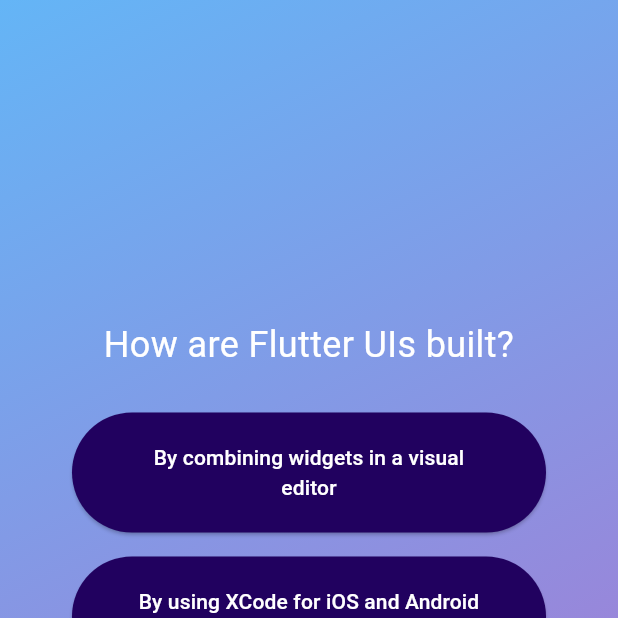
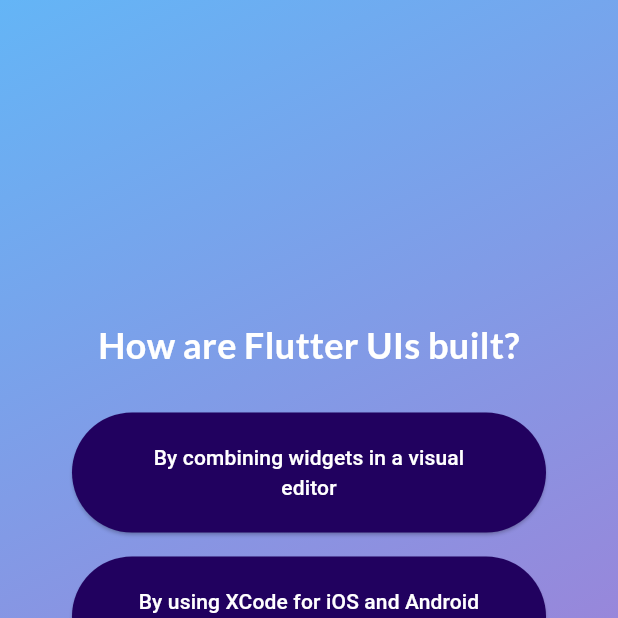
Before and after one commit to Rajiv0345/second_flutter_app, a Flutter app: the screen it shows after launch, after a tap on "Start Quiz", after a tap on "Components", on a phone screen of 412 x 824 dp, the top half of it. Run offline on Flutter 3.47's test engine with Material 3 defaults, Android fonts, the phone set to English and light mode, and no system bars; our stand-ins replace google_fonts.

Commit message:
Day 3 Progress

```diff
--- a/lib/questions_screen.dart
+++ b/lib/questions_screen.dart
@@ -1,9 +1,12 @@
 import 'package:flutter/material.dart';
+import 'package:google_fonts/google_fonts.dart';
 import 'package:second_app/answer_button.dart';
 import 'package:second_app/data/questions.dart';
 
 class QuestionsScreen extends StatefulWidget {
-  const QuestionsScreen({super.key});
+  const QuestionsScreen({super.key , required this.onSelectAnswer});
+
+  final void Function(String answer) onSelectAnswer;
 
   @override
   State<QuestionsScreen> createState() {
@@ -14,7 +17,8 @@ class QuestionsScreen extends StatefulWidget {
 class _QuestionsScreenState extends State<QuestionsScreen> {
   var currentQuestionIndex = 0;
 
-  void answerQuestion() {
+  void answerQuestion(String selectedAnswer) {
+    widget.onSelectAnswer(selectedAnswer);
     setState(() {
       currentQuestionIndex++;
     });
@@ -35,11 +39,15 @@ class _QuestionsScreenState extends State<QuestionsScreen> {
             Text(
               currentQuestion.text,
               textAlign: TextAlign.center,
-              style: const TextStyle(color: Colors.white, fontSize: 24),
+              style: GoogleFonts.lato(
+                color: Colors.white,
+                fontSize: 24,
+                fontWeight: FontWeight.bold,
+              ),
             ),
             const SizedBox(height: 20),
-            ...currentQuestion.getShuffledAnswers().map((item) {
-              return AnswerButton(item, answerQuestion);
+            ...currentQuestion.getShuffledAnswers().map((answer) {
+              return AnswerButton(answer, () {answerQuestion(answer);});
             }),
           ],
         ),
--- a/lib/quiz.dart
+++ b/lib/quiz.dart
@@ -1,5 +1,7 @@
 import 'package:flutter/material.dart';
+import 'package:second_app/data/questions.dart';
 import 'package:second_app/questions_screen.dart';
+import 'package:second_app/result_screen.dart';
 import 'package:second_app/start_screen.dart';
 
 class Quiz extends StatefulWidget {
@@ -12,6 +14,7 @@ class Quiz extends StatefulWidget {
 }
 
 class _QuizState extends State<Quiz> {
+  List<String> selectedAnswers = [];
   var activeScreen = 'start-screen';
   // Widget? activeScreen;
 
@@ -33,12 +36,27 @@ class _QuizState extends State<Quiz> {
     });
   }
 
+  void chooseAnswer(String answer) {
+    selectedAnswers.add(answer);
+
+    if (selectedAnswers.length == questions.length) {
+      setState(() {
+        selectedAnswers = [];
+        activeScreen = 'result-screen';
+      });
+  }
+  }
+
   @override
   Widget build(BuildContext context) {
     Widget screenWidget = StartScreen(switchScreen);
 
     if (activeScreen == 'questions-screen') {
-      screenWidget = const QuestionsScreen();
+      screenWidget = QuestionsScreen(onSelectAnswer: chooseAnswer);
+    }
+
+    if (activeScreen == 'result-screen') {
+      screenWidget = ResultScreen(chosenAnswers: selectedAnswers);
     }
 
     return MaterialApp(
--- a/lib/start_screen.dart
+++ b/lib/start_screen.dart
@@ -1,4 +1,5 @@
 import 'package:flutter/material.dart';
+import 'package:google_fonts/google_fonts.dart';
 
 class StartScreen extends StatelessWidget {
   const StartScreen(this.startQuiz, {super.key});
@@ -21,9 +22,9 @@ class StartScreen extends StatelessWidget {
           //   child: Image.asset('assets/images/quiz-logo.png', width: 300),
           // ),
           const SizedBox(height: 80),
-          const Text(
+          Text(
             'Learn Flutter the fun way!',
-            style: TextStyle(
+            style: GoogleFonts.lato(
               color: Colors.white,
               fontSize: 24,
               fontWeight: FontWeight.bold,
--- a/pubspec.yaml
+++ b/pubspec.yaml
@@ -34,6 +34,7 @@ dependencies:
   # The following adds the Cupertino Icons font to your application.
   # Use with the CupertinoIcons class for iOS style icons.
   cupertino_icons: ^1.0.8
+  google_fonts: ^6.3.3
 
 dev_dependencies:
   flutter_test:
```
Also changed, not shown: lib/questions_summary.dart (added, +29 -0 lines), lib/result_screen.dart (added, +39 -0 lines), pubspec.lock.
